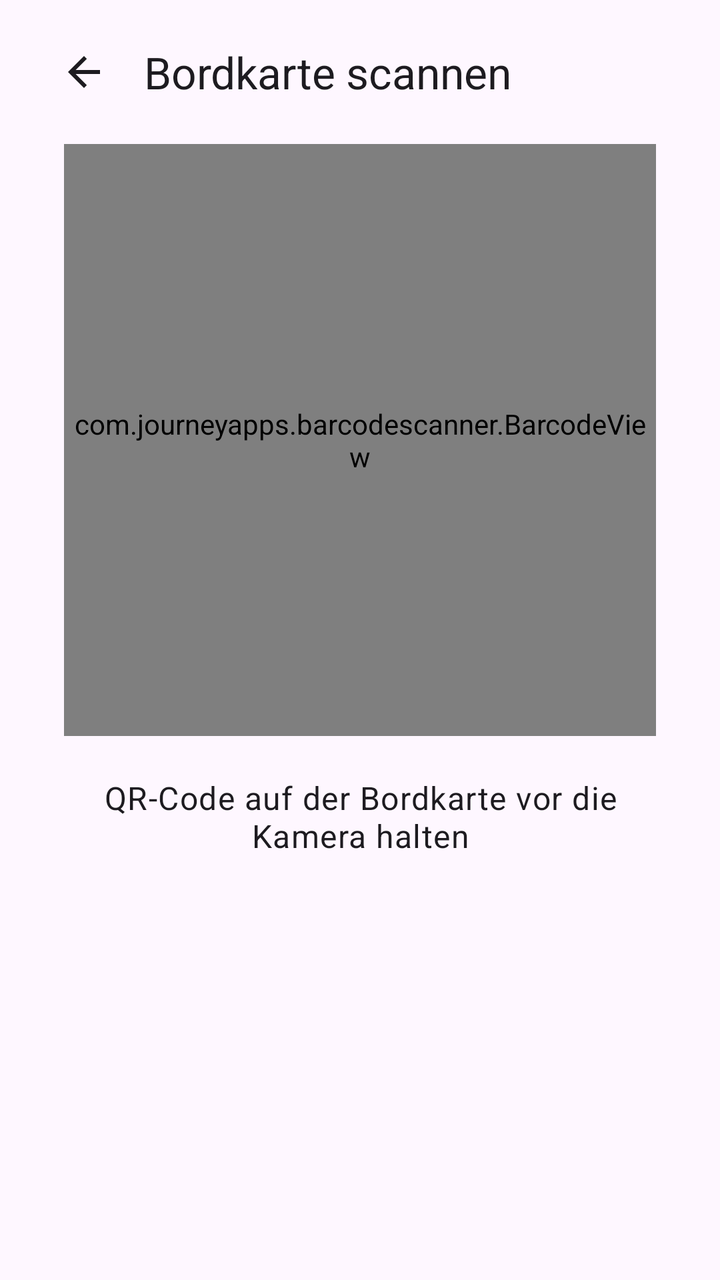
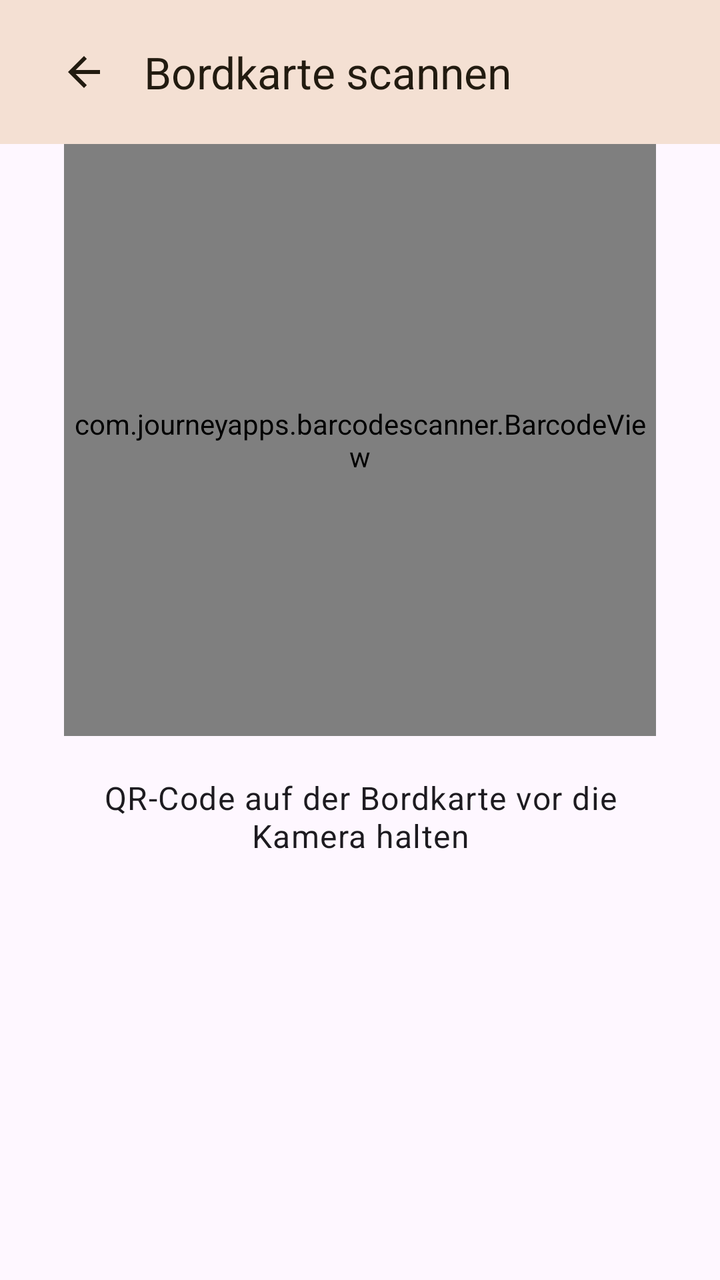

The first picture is an Android layout as it rendered before a commit; the second is the same layout after the commit. The layout source and the unified diff follow.
<!-- AndroidManifest.xml: application theme Theme.Logbook.Brown -->
<!-- res/layout/fragment_boarding_pass_scan.xml -->
<?xml version="1.0" encoding="utf-8"?>
<androidx.constraintlayout.widget.ConstraintLayout xmlns:android="http://schemas.android.com/apk/res/android"
    xmlns:app="http://schemas.android.com/apk/res-auto"
    xmlns:tools="http://schemas.android.com/tools"
    android:layout_width="match_parent"
    android:layout_height="match_parent"
    android:background="?android:attr/colorBackground"
    tools:context=".BoardingPassScanFragment">

    <LinearLayout
        android:id="@+id/header"
        android:layout_width="match_parent"
        android:layout_height="wrap_content"
        android:gravity="center_vertical"
        android:orientation="horizontal"
        android:paddingHorizontal="16dp"
        android:paddingVertical="12dp"
        app:layout_constraintTop_toTopOf="parent">

        <com.google.android.material.button.MaterialButton
            android:id="@+id/btn_back"
            style="?attr/materialIconButtonStyle"
            android:layout_width="48dp"
            android:layout_height="48dp"
            app:backgroundTint="@android:color/transparent"
            app:contentDescription="@string/btn_back"
            app:icon="@drawable/ic_arrow_back"
            app:iconSize="24dp"
            app:iconTint="?attr/colorOnSurface" />

        <TextView
            android:id="@+id/tv_title"
            android:layout_width="0dp"
            android:layout_height="wrap_content"
            android:layout_marginStart="8dp"
            android:layout_weight="1"
            android:text="@string/boarding_pass_scan_title"
            android:textAppearance="@style/TextAppearance.Material3.TitleLarge" />
    </LinearLayout>

    
    <com.journeyapps.barcodescanner.BarcodeView
        android:id="@+id/barcode_view"
        android:layout_width="0dp"
        android:layout_height="0dp"
        android:layout_marginHorizontal="32dp"
        app:layout_constraintDimensionRatio="1:1"
        app:layout_constraintEnd_toEndOf="parent"
        app:layout_constraintStart_toStartOf="parent"
        app:layout_constraintTop_toBottomOf="@id/header"
        app:layout_constraintWidth_max="340dp" />

    <TextView
        android:id="@+id/tv_scan_hint"
        android:layout_width="0dp"
        android:layout_height="wrap_content"
        android:layout_marginHorizontal="32dp"
        android:layout_marginTop="20dp"
        android:gravity="center"
        android:text="@string/boarding_pass_scan_hint"
        android:textAppearance="@style/TextAppearance.Material3.BodyLarge"
        app:layout_constraintEnd_toEndOf="parent"
        app:layout_constraintStart_toStartOf="parent"
        app:layout_constraintTop_toBottomOf="@id/barcode_view" />
</androidx.constraintlayout.widget.ConstraintLayout>
<!-- resources referenced by this layout -->
<resources>
  <!-- drawable ic_arrow_back (drawable) -->
  <vector xmlns:android="http://schemas.android.com/apk/res/android"
      android:width="24dp"
      android:height="24dp"
      android:viewportWidth="24"
      android:viewportHeight="24">
      <path
          android:fillColor="#FF000000"
          android:pathData="M20,11H7.83l5.59,-5.59L12,4l-8,8 8,8 1.41,-1.41L7.83,13H20v-2z" />
  </vector>
  <string name="boarding_pass_scan_hint">QR-Code auf der Bordkarte vor die Kamera halten</string>
  <string name="boarding_pass_scan_title">Bordkarte scannen</string>
  <string name="btn_back">Zurück</string>
  <style name="Theme.Logbook.Brown" parent="Theme.Logbook">
          <item name="colorPrimary">@color/accent_brown_primary</item>
          <item name="colorOnPrimary">@color/accent_brown_on_primary</item>
          <item name="colorPrimaryContainer">@color/accent_brown_primary_container</item>
          <item name="colorOnPrimaryContainer">@color/accent_brown_on_primary_container</item>
          <item name="colorSecondary">@color/accent_brown_secondary</item>
          <item name="colorOnSecondary">@color/accent_brown_on_secondary</item>
          <item name="colorSecondaryContainer">@color/accent_brown_secondary_container</item>
          <item name="colorOnSecondaryContainer">@color/accent_brown_on_secondary_container</item>
          <item name="colorTertiary">@color/accent_brown_tertiary</item>
          <item name="colorOnTertiary">@color/accent_brown_on_tertiary</item>
          <item name="colorTertiaryContainer">@color/accent_brown_tertiary_container</item>
          <item name="colorOnTertiaryContainer">@color/accent_brown_on_tertiary_container</item>
      </style>
  <style name="Theme.Logbook" parent="Base.Theme.Logbook">
          <item name="android:navigationBarColor">@android:color/transparent</item>
          <item name="android:statusBarColor">@android:color/transparent</item>
          <item name="android:windowLightStatusBar">?attr/isLightTheme</item>
          
          <item name="tileChartColor">?attr/colorPrimary</item>
          <item name="tileContentColor">?attr/colorOnSurface</item>
          <item name="tileContentSecondaryColor">?attr/colorOnSurfaceVariant</item>
      </style>
  <color name="accent_brown_primary">#FFE8C898</color>
  <color name="accent_brown_on_primary">#FF2D1600</color>
  <color name="accent_brown_primary_container">#FFF4E0D3</color>
  <color name="accent_brown_on_primary_container">#FF221B10</color>
  <color name="accent_brown_secondary">#FF635E58</color>
  <color name="accent_brown_on_secondary">#FFFFFFFF</color>
  <color name="accent_brown_secondary_container">#FFE9E2DA</color>
  <color name="accent_brown_on_secondary_container">#FF1F1A16</color>
  <color name="accent_brown_tertiary">#FF6D5B2F</color>
  <color name="accent_brown_on_tertiary">#FFFFFFFF</color>
  <color name="accent_brown_tertiary_container">#FFF6E0A8</color>
  <color name="accent_brown_on_tertiary_container">#FF221A00</color>
  <style name="Base.Theme.Logbook" parent="Theme.Material3.DayNight.NoActionBar">
          
          
      </style>
</resources>

<!-- the commit's change to res/layout/fragment_boarding_pass_scan.xml (unified diff, before → after) -->
@@ -7,10 +7,12 @@
     android:background="?android:attr/colorBackground"
     tools:context=".BoardingPassScanFragment">
 
+    
     <LinearLayout
         android:id="@+id/header"
         android:layout_width="match_parent"
         android:layout_height="wrap_content"
+        android:background="?attr/colorPrimaryContainer"
         android:gravity="center_vertical"
         android:orientation="horizontal"
         android:paddingHorizontal="16dp"
@@ -26,7 +28,7 @@
             app:contentDescription="@string/btn_back"
             app:icon="@drawable/ic_arrow_back"
             app:iconSize="24dp"
-            app:iconTint="?attr/colorOnSurface" />
+            app:iconTint="?attr/colorOnPrimaryContainer" />
 
         <TextView
             android:id="@+id/tv_title"
@@ -35,7 +37,8 @@
             android:layout_marginStart="8dp"
             android:layout_weight="1"
             android:text="@string/boarding_pass_scan_title"
-            android:textAppearance="@style/TextAppearance.Material3.TitleLarge" />
+            android:textAppearance="@style/TextAppearance.Material3.TitleLarge"
+            android:textColor="?attr/colorOnPrimaryContainer" />
     </LinearLayout>
 
     
